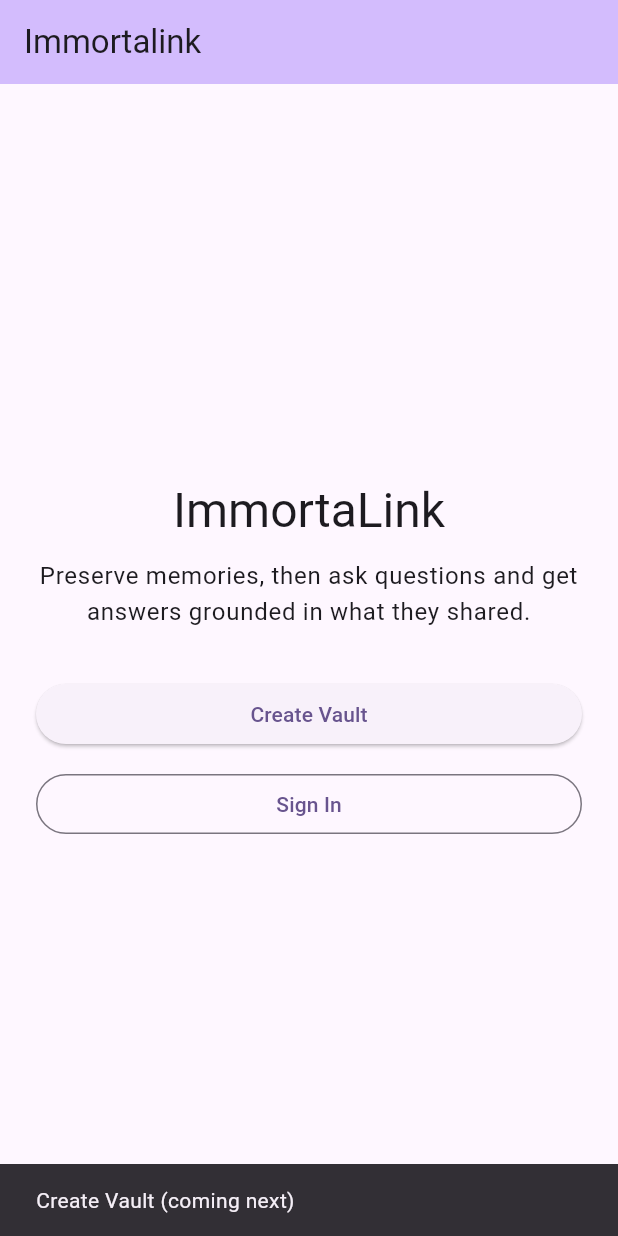
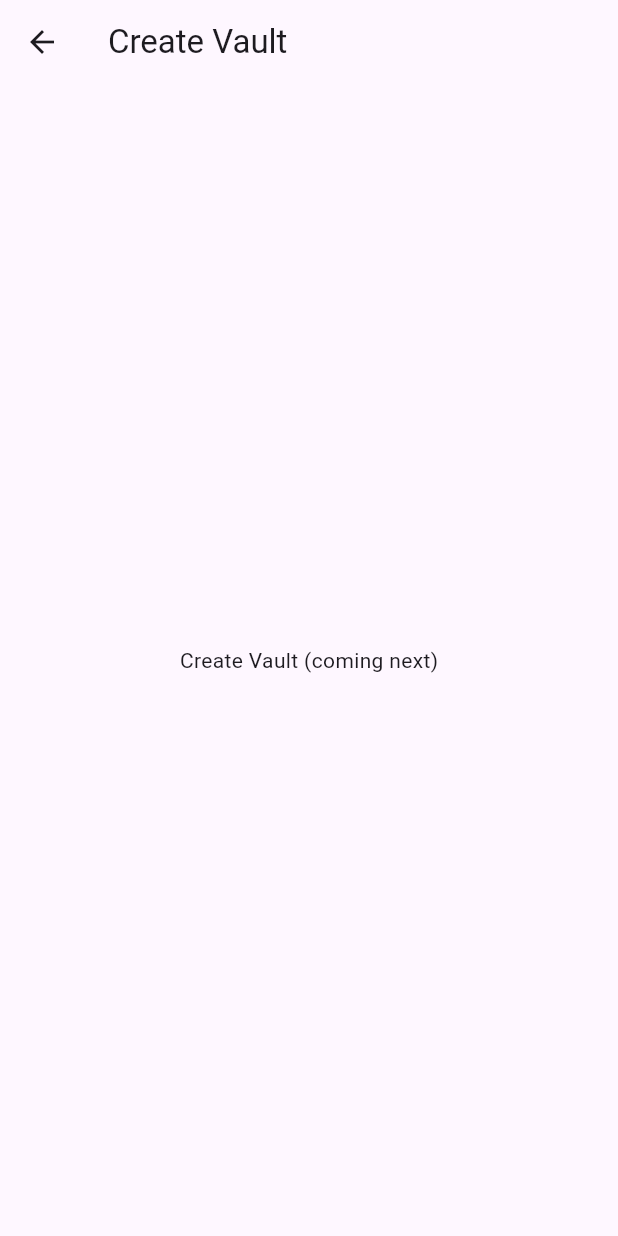
Before and after one commit to Tech2you/immortalink, a Flutter app: the screen it shows after launch, after a tap on "Create Vault", on a phone screen of 412 x 824 dp. Run offline on Flutter 3.47's test engine with Material 3 defaults, Android fonts, the light colour scheme and no system bars.

Commit message:
feat: landing screen and navigation scaffold

```diff
--- a/immortalink/lib/main.dart
+++ b/immortalink/lib/main.dart
@@ -1,4 +1,7 @@
 import 'package:flutter/material.dart';
+import 'screens/create_vault_screen.dart';
+import 'screens/sign_in_screen.dart';
+
 
 void main() {
   runApp(const MyApp());
@@ -28,7 +31,8 @@ class MyApp extends StatelessWidget {
         //
         // This works for code too, not just values: Most code changes can be
         // tested with just a hot reload.
-        colorScheme: .fromSeed(seedColor: Colors.deepPurple),
+        colorScheme: ColorScheme.fromSeed(seedColor: Colors.deepPurple),
+
       ),
       home: const MyHomePage(title: 'Immortalink'),
     );
@@ -57,34 +61,40 @@ class MyHomePage extends StatelessWidget {
               crossAxisAlignment: CrossAxisAlignment.stretch,
               children: [
                 Text(
-                  'ImmortaLink',
+                  'Immortalink',
                   textAlign: TextAlign.center,
                   style: Theme.of(context).textTheme.headlineLarge,
                 ),
                 const SizedBox(height: 12),
                 Text(
-                  'Preserve memories, then ask questions and get answers grounded in what they shared.',
+                  'Preserve your legacy and memories, ask questions and get answers grounded in what your lineage shared.',
                   textAlign: TextAlign.center,
                   style: Theme.of(context).textTheme.bodyLarge,
                 ),
                 const SizedBox(height: 32),
                 ElevatedButton(
   onPressed: () {
-                    ScaffoldMessenger.of(context).showSnackBar(
-                      const SnackBar(content: Text('Create Vault (coming next)')),
+    Navigator.of(context).push(
+      MaterialPageRoute(
+        builder: (_) => const CreateVaultScreen(),
+      ),
     );
   },
   child: const Text('Create Vault'),
 ),
+
                 const SizedBox(height: 12),
                OutlinedButton(
   onPressed: () {
-                    ScaffoldMessenger.of(context).showSnackBar(
-                      const SnackBar(content: Text('Sign In (coming next)')),
+    Navigator.of(context).push(
+      MaterialPageRoute(
+        builder: (_) => const SignInScreen(),
+      ),
     );
   },
   child: const Text('Sign In'),
 ),
+
               ],
             ),
           ),
--- /dev/null
+++ b/immortalink/lib/screens/create_vault_screen.dart
@@ -0,0 +1,15 @@
+import 'package:flutter/material.dart';
+
+class CreateVaultScreen extends StatelessWidget {
+  const CreateVaultScreen({super.key});
+
+  @override
+  Widget build(BuildContext context) {
+    return Scaffold(
+      appBar: AppBar(title: const Text('Create Vault')),
+      body: const Center(
+        child: Text('Create Vault (coming next)'),
+      ),
+    );
+  }
+}
```
Also changed, not shown: immortalink/lib/screens/sign_in_screen.dart (added, +15 -0 lines). Lines whose indentation alone changed are shown as unchanged.
